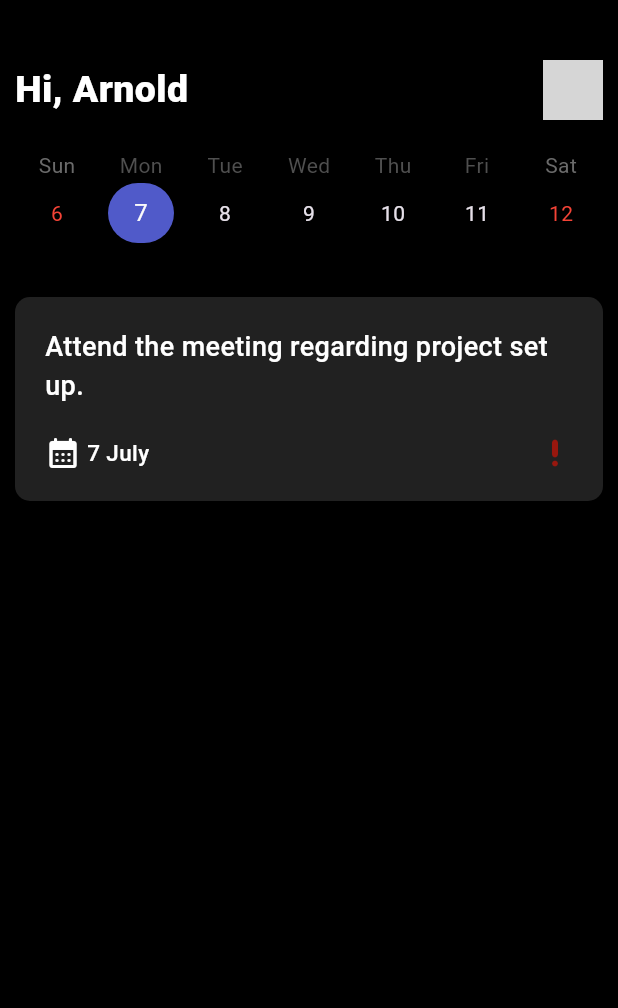
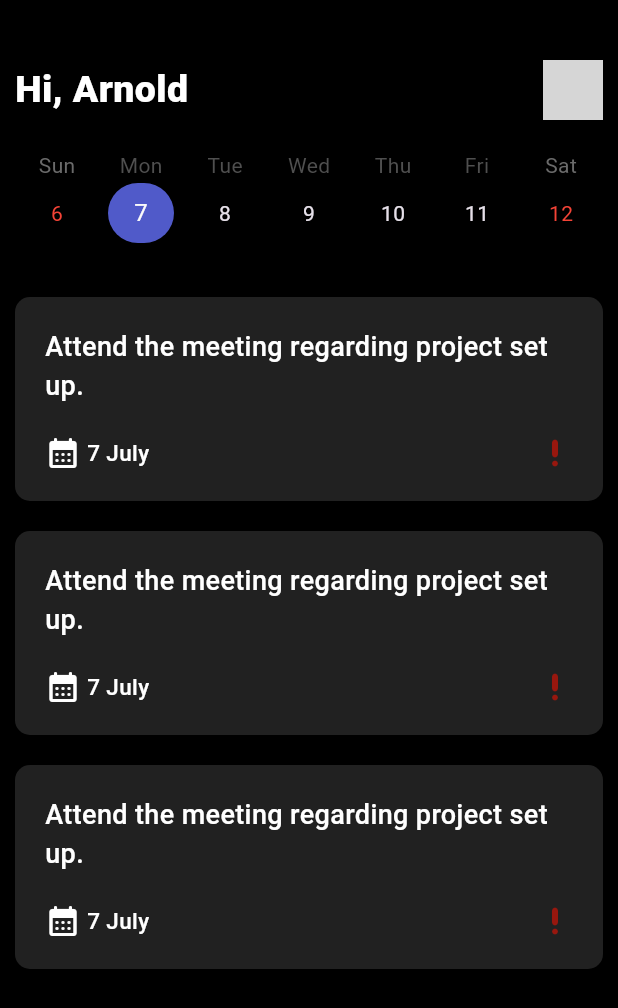
Before and after one commit to AbishekAB21/checkit, a Flutter app: the screen it shows after launch, on a phone screen of 412 x 824 dp. Shown: the top 1008 px of the screen. Run offline on Flutter 3.47's test engine with Material 3 defaults, Android fonts, the phone set to English and light mode, and no system bars; drawn by our look-alikes of table_calendar; our stand-ins replace flutter_riverpod, google_fonts; grey boxes are pictures that could not be loaded.

Commit message:
task widget priority configuration done

```diff
--- a/lib/features/home_screen/components/home_screen_component.dart
+++ b/lib/features/home_screen/components/home_screen_component.dart
@@ -34,7 +34,13 @@ class HomeScreenComponent extends ConsumerWidget {
 
             // click each priority to show its details
             SizedBox(height: 30),
-            TaskWidget(),
+            Expanded(
+              child: ListView.separated(
+                itemBuilder: (context, index) => TaskWidget(priority: "High"),
+                itemCount: 3,
+                separatorBuilder: (context, index) => SizedBox(height: 20),
+              ),
+            ),
           ],
         ),
       ),
--- a/lib/features/home_screen/widgets/task_widget.dart
+++ b/lib/features/home_screen/widgets/task_widget.dart
@@ -6,7 +6,8 @@ import 'package:checkit/utils/fontstyles/fontstyles.dart';
 import 'package:checkit/features/settings_screen/core/providers/theme_provider.dart';
 
 class TaskWidget extends ConsumerWidget {
-  const TaskWidget({super.key});
+  final String? priority;
+  const TaskWidget({super.key, this.priority = "Low"});
 
   @override
   Widget build(BuildContext context, WidgetRef ref) {
@@ -43,11 +44,26 @@ class TaskWidget extends ConsumerWidget {
                   ),
                 ],
               ),
-              Icon(Icons.priority_high_rounded, color: color.deleteColor),
+              Icon(
+                Icons.priority_high_rounded,
+                color: getPriorityColor(priority!, ref),
+              ),
             ],
           ),
         ],
       ),
     );
   }
+
+  Color getPriorityColor(String priority, WidgetRef ref) {
+    final color = ref.watch(themeProvider);
+
+    final String priorityColor = priority.toLowerCase();
+
+    return priorityColor == "high"
+        ? color.deleteColor
+        : priorityColor == "medium"
+        ? color.warningColor
+        : color.iconColor;
+  }
 }
--- a/lib/utils/theme/app_colors.dart
+++ b/lib/utils/theme/app_colors.dart
@@ -15,6 +15,7 @@ abstract class Appcolor {
   final Color successColor;
   final Color errorColor;
   final Color deleteColor;
+  final Color warningColor;
   final Color teritiaryColor;
   final Color iconColor;
 
@@ -29,6 +30,7 @@ abstract class Appcolor {
     required this.successColor,
     required this.errorColor,
     required this.deleteColor,
+    required this.warningColor,
     required this.teritiaryColor,
     required this.iconColor,
   });
@@ -48,6 +50,7 @@ class AppDefaultColor extends Appcolor {
         successColor: Colors.green.shade900,
         errorColor: Colors.red,
         deleteColor: const Color.fromARGB(255, 152, 23, 14),
+        warningColor: Colors.amber,
         iconColor: Colors.white,
       );
 }
@@ -66,6 +69,7 @@ class AppDarkColor extends Appcolor {
         successColor: Colors.green.shade900,
         errorColor: Colors.red,
         deleteColor: const Color.fromARGB(255, 152, 23, 14),
+        warningColor: Colors.amber,
         iconColor: Colors.white,
       );
 }
@@ -84,6 +88,7 @@ class AppLightColor extends Appcolor {
         successColor: Colors.green,
         errorColor: Colors.red,
         deleteColor: const Color.fromARGB(255, 152, 23, 14),
+        warningColor: Colors.amber,
         iconColor: Colors.black,
       );
 }
```
